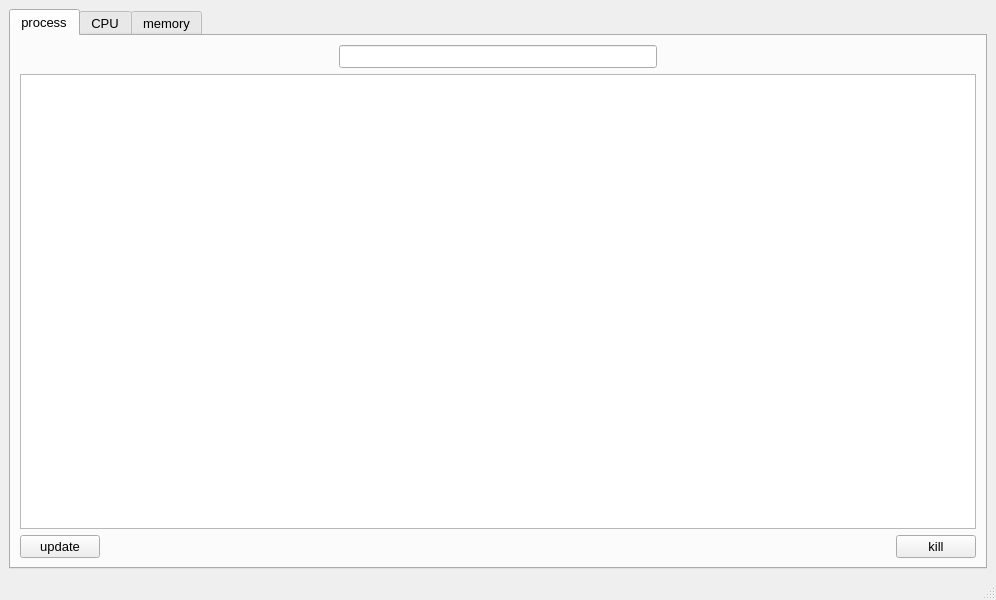
Above: mainwindow.ui from KessoPavel/LinuxTaskManager before the change. Below: the same form after it.
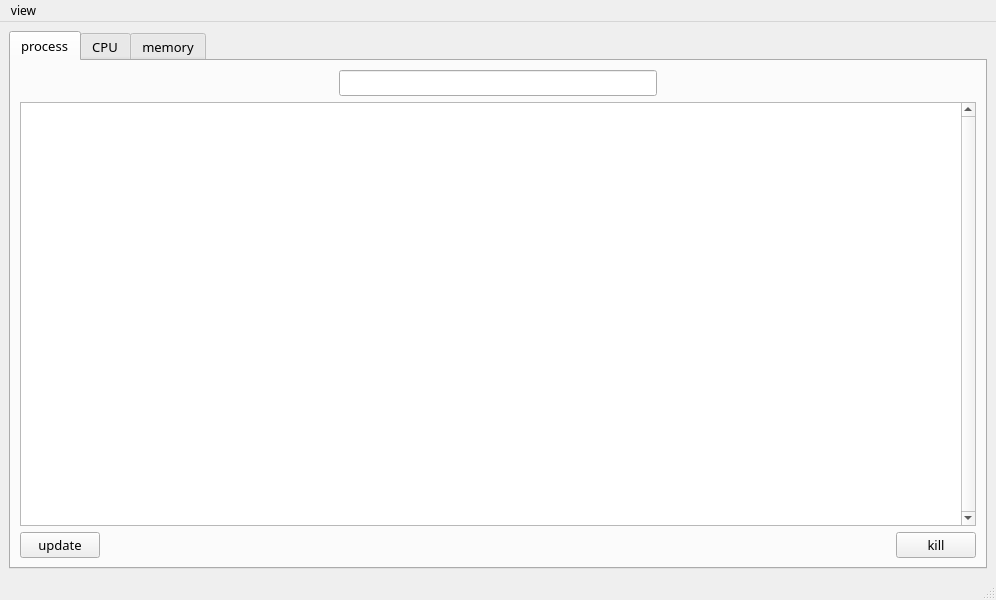
That is the form after the change.

Patch:
```diff
--- a/mainwindow.ui
+++ b/mainwindow.ui
@@ -16,6 +16,13 @@
     <height>600</height>
    </size>
   </property>
+  <property name="font">
+   <font>
+    <family>KacstLetter</family>
+    <weight>50</weight>
+    <bold>false</bold>
+   </font>
+  </property>
   <property name="windowTitle">
    <string>MainWindow</string>
   </property>
@@ -126,6 +133,38 @@
           </item>
          </layout>
         </item>
+        <item row="1" column="0">
+         <widget class="QTableView" name="tableView">
+          <property name="font">
+           <font>
+            <family>Ubuntu</family>
+            <pointsize>10</pointsize>
+            <italic>false</italic>
+           </font>
+          </property>
+          <property name="styleSheet">
+           <string notr="true"/>
+          </property>
+          <property name="verticalScrollBarPolicy">
+           <enum>Qt::ScrollBarAlwaysOn</enum>
+          </property>
+          <property name="horizontalScrollBarPolicy">
+           <enum>Qt::ScrollBarAsNeeded</enum>
+          </property>
+          <property name="sizeAdjustPolicy">
+           <enum>QAbstractScrollArea::AdjustToContents</enum>
+          </property>
+          <property name="showGrid">
+           <bool>false</bool>
+          </property>
+          <property name="gridStyle">
+           <enum>Qt::SolidLine</enum>
+          </property>
+          <property name="sortingEnabled">
+           <bool>true</bool>
+          </property>
+         </widget>
+        </item>
        </layout>
       </widget>
       <widget class="QWidget" name="tab_2">
@@ -148,9 +187,33 @@
      <x>0</x>
      <y>0</y>
      <width>996</width>
-     <height>25</height>
+     <height>26</height>
     </rect>
    </property>
+   <widget class="QMenu" name="menuView">
+    <property name="title">
+     <string>view</string>
+    </property>
+    <widget class="QMenu" name="UsersFilter">
+     <property name="title">
+      <string>user</string>
+     </property>
+     <addaction name="MyProcess"/>
+     <addaction name="RootProcess"/>
+     <addaction name="Allprocess"/>
+    </widget>
+    <widget class="QMenu" name="StateFilter">
+     <property name="title">
+      <string>state</string>
+     </property>
+     <addaction name="SleepingProcess"/>
+     <addaction name="RunningProcess"/>
+     <addaction name="AllProcess"/>
+    </widget>
+    <addaction name="UsersFilter"/>
+    <addaction name="StateFilter"/>
+   </widget>
+   <addaction name="menuView"/>
   </widget>
   <widget class="QStatusBar" name="statusbar"/>
  </widget>
```
Left out of the diff: 38 changed lines with no effect on the pictures.
